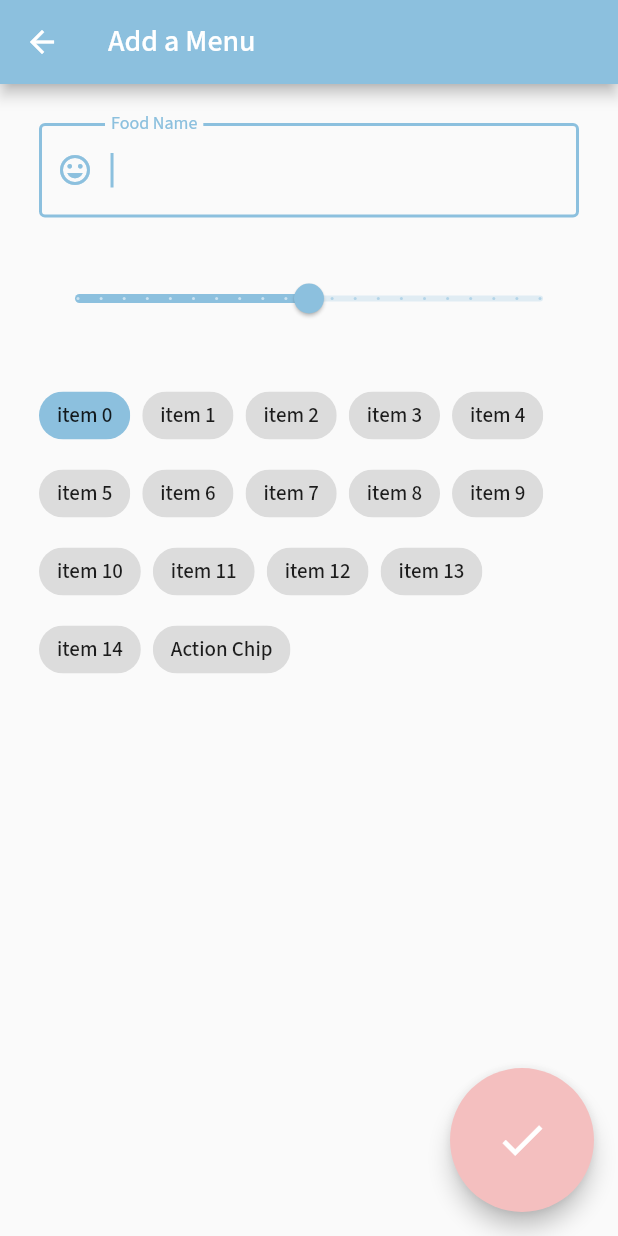
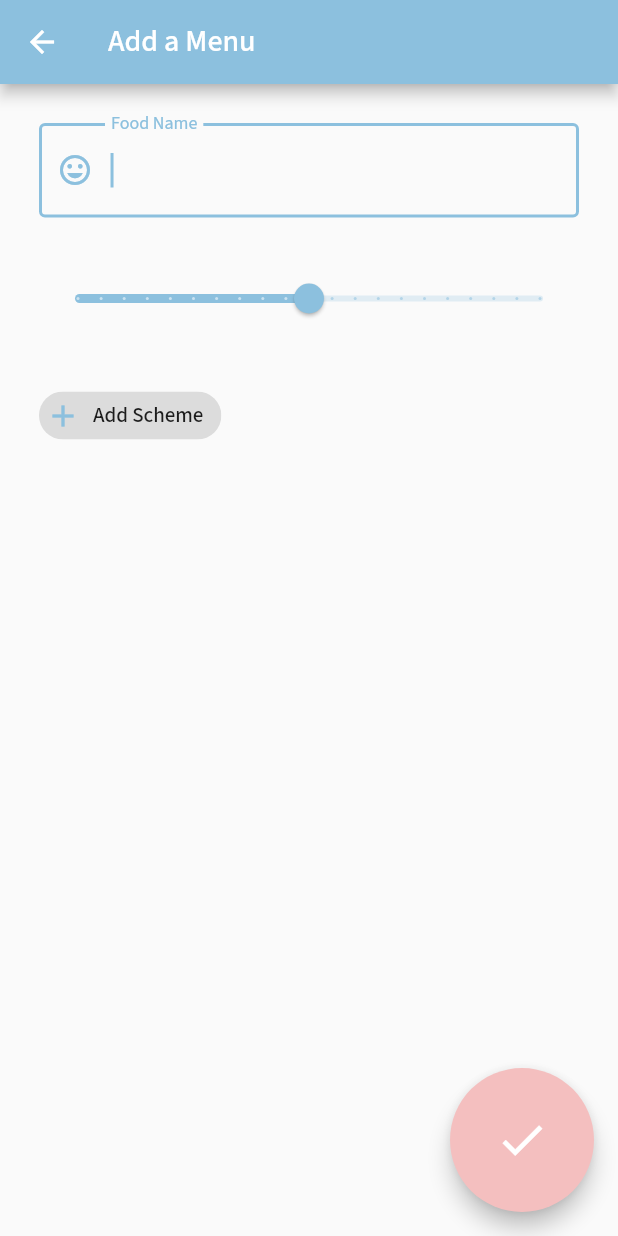
Before and after one commit to WakeUpYoung/meal-counselor, a Flutter app: the screen it shows after launch, tab 2 chosen, after a tap on the "add" icon, on a phone screen of 412 x 824 dp. Run offline on Flutter 3.47's test engine with Material 2 defaults, Android fonts, the phone set to English and light mode, and no system bars; our stand-ins replace google_fonts, sqflite; accounts and stored records are empty.

Commit message:
add scheme function

```diff
--- a/lib/modal/menu_modal.dart
+++ b/lib/modal/menu_modal.dart
@@ -2,10 +2,12 @@ class MenuModal {
   int? id;
   String name;
   double weight;
+  int schemeId;
 
   MenuModal({
     required this.name,
     required this.weight,
+    required this.schemeId,
     this.id,
 });
 
@@ -14,11 +16,12 @@ class MenuModal {
       'id': id,
       'name': name,
       'weight': weight,
+      'schemeId': schemeId,
     };
   }
 
   @override
   String toString() {
-    return 'Menu{id: $id, name: $name, weight: $weight}';
+    return 'Menu{id: $id, name: $name, weight: $weight, scheme: $schemeId}';
   }
 }
--- /dev/null
+++ b/lib/modal/scheme_modal.dart
@@ -0,0 +1,22 @@
+class SchemeModal {
+  int? id;
+  String name;
+
+  SchemeModal({
+    required this.name,
+    this.id
+  });
+
+  Map<String, dynamic> toMap() {
+    return {
+      'id': id,
+      'name': name,
+    };
+  }
+
+  @override
+  String toString() {
+    return 'Menu{id: $id, name: $name}';
+  }
+
+}
--- a/lib/pages/add_menu_page.dart
+++ b/lib/pages/add_menu_page.dart
@@ -1,8 +1,11 @@
 import 'package:flutter/material.dart';
 import 'package:lunch_counselor/modal/menu_modal.dart';
+import 'package:lunch_counselor/modal/scheme_modal.dart';
 import 'package:lunch_counselor/services/menu_service.dart';
+import 'package:lunch_counselor/services/scheme_service.dart';
 
 class AddMenuPage extends StatefulWidget {
+
   const AddMenuPage({Key? key}) : super(key: key);
 
   @override
@@ -13,10 +16,19 @@ class AddMenuPage extends StatefulWidget {
 class AddMenuPageState extends State<AddMenuPage> {
   final _formKey = GlobalKey<FormState>();
 
+  // render data
+  List<SchemeModal> _schemeList = [];
+
+  // form input
   late String _foodName;
   double _weight = 1.0;
+  int? _selectedSchemeId;
 
-  int? _selected = 0;
+  @override
+  void initState() {
+    super.initState();
+    _listAllScheme();
+  }
 
   @override
   Widget build(BuildContext context) {
@@ -66,22 +78,57 @@ class AddMenuPageState extends State<AddMenuPage> {
                   spacing: 8.0,
                   runSpacing: 4.0,
                   children: [
-                    ...List<Widget>.generate(15,
+                    ...List<Widget>.generate(_schemeList.length,
                         (index) {
                       return ChoiceChip(
                         selectedColor: Theme.of(context).colorScheme.primary,
-                        label: Text('item $index'),
-                        selected: _selected == index,
+                        label: Text(_schemeList[index].name),
+                        selected: _selectedSchemeId == index,
                         onSelected: (select) {
                           setState(() {
-                            _selected = select ? index : null;
+                            _selectedSchemeId = select ? index : null;
                           });
                         },
                       );
                     }),
-                    ActionChip(
-                      label: Text('Action Chip'),
-                      onPressed: () {}
+                    InputChip(
+                      avatar: CircleAvatar(
+                        backgroundColor: Colors.transparent,
+                        foregroundColor: Theme.of(context).colorScheme.primary,
+                        child: const Icon(Icons.add),
+                      ),
+                      label: const Text('Add Scheme'),
+                      onPressed: () {
+                        showDialog(
+                            context: context,
+                            builder: (context) {
+                          return AlertDialog(
+                            title: const Text('Add new Scheme'),
+                            contentPadding: const EdgeInsets.all(16),
+                            content:
+                              TextFormField(
+                                autofocus: true,
+                                textInputAction: TextInputAction.done,
+                                decoration: const InputDecoration(
+                                  labelText: 'Scheme Name',
+                                  border: OutlineInputBorder(),
+                                ),
+
+                                onFieldSubmitted: (value) {
+                                  debugPrint('field submit $value');
+                                  Navigator.pop(context);
+                                },
+                              ),
+                            actions: [
+                              TextButton(onPressed: () {
+
+                              },
+                              child: const Text('Save')),
+                            ],
+                          );
+                        }
+                        ); // showDialog
+                      },
                     ),
                   ],
                 ),
@@ -103,7 +150,8 @@ class AddMenuPageState extends State<AddMenuPage> {
           debugPrint('foodName: $_foodName, weight: ${_weight.toString()}');
           var menu = MenuModal(
               name: _foodName,
-              weight: _weight);
+              weight: _weight,
+              schemeId: _selectedSchemeId != null ? _selectedSchemeId! : 1);
 
           MenuService.insertMenu(menu)
               .then((value) {
@@ -115,4 +163,13 @@ class AddMenuPageState extends State<AddMenuPage> {
     );
   }
 
+  _listAllScheme() {
+    SchemeService.listScheme()
+        .then((value) {
+          setState(() {
+            _schemeList = value;
+          });
+    });
+  }
+
 }
--- a/lib/services/menu_service.dart
+++ b/lib/services/menu_service.dart
@@ -14,6 +14,7 @@ class MenuService {
         id: results[i]['id'],
         name: results[i]['name'],
         weight: results[i]['weight'],
+        schemeId: results[i]['schemeId'],
       );
     });
   }
@@ -50,29 +51,24 @@ class MenuService {
 
   static Future<void> dropTableIfExists() async {
     Database db = await menuDatabase();
-    await db.execute("""
+    return db.execute("""
       drop table if exists menu
     """);
-    return createTable();
-  }
-
-  static Future<void> createTable() async {
-    Database db = await menuDatabase();
-    return db.execute(
-        """create table menu(id integer primary key autoincrement,
-            name text not null,
-            weight real)"""
-    );
   }
 
   static Future<Database> menuDatabase() async {
     return openDatabase(
       join(await getDatabasesPath(), 'menu.db'),
       onCreate: (db, version) {
-        debugPrint('db created');
-        return createTable();
+        debugPrint('menu.db created');
+        return db.execute(
+            """create table menu(id integer primary key autoincrement,
+            name text not null,
+            weight real,
+            schemeId integer)"""
+        );
       },
-      version: 1,
+      version: 2,
     );
   }
 
--- a/lib/services/scheme_service.dart
+++ b/lib/services/scheme_service.dart
@@ -1,3 +1,55 @@
+import 'package:flutter/material.dart';
+import 'package:lunch_counselor/modal/scheme_modal.dart';
+import 'package:path/path.dart';
+import 'package:sqflite/sqflite.dart';
+
 class SchemeService {
 
+  static Future<List<SchemeModal>> listScheme() async {
+    final db = await schemeDatabase();
+    List<Map<String, dynamic>> results = await db.query('scheme');
+    return List.generate(results.length, (i) {
+      return SchemeModal(
+        id: results[i]['id'],
+        name: results[i]['name'],
+      );
+    });
+  }
+
+  static Future<void> insertScheme(SchemeModal modal) async {
+    final db = await schemeDatabase();
+    await db.insert('scheme',
+        modal.toMap(),
+        conflictAlgorithm: ConflictAlgorithm.replace);
+  }
+
+  static Future<int> deleteScheme(int id) async {
+    final db = await schemeDatabase();
+    return db.delete('scheme',
+      where: 'id = ?',
+      whereArgs: [id],);
+  }
+
+  static Future<void> dropTableIfExists() async {
+    Database db = await schemeDatabase();
+    return db.execute("""
+      drop table if exists scheme
+    """);
+  }
+
+  static Future<Database> schemeDatabase() async {
+    return openDatabase(
+      join(await getDatabasesPath(), 'scheme.db'),
+      onCreate: (db, version) {
+        debugPrint('scheme.db created');
+        return db.execute(
+          """
+            create table scheme(id integer primary key autoincrement,
+            name text not null)
+          """
+        );
+      },
+      version: 1,
+    );
+  }
 }
```
Also changed, not shown: 1 other file.
